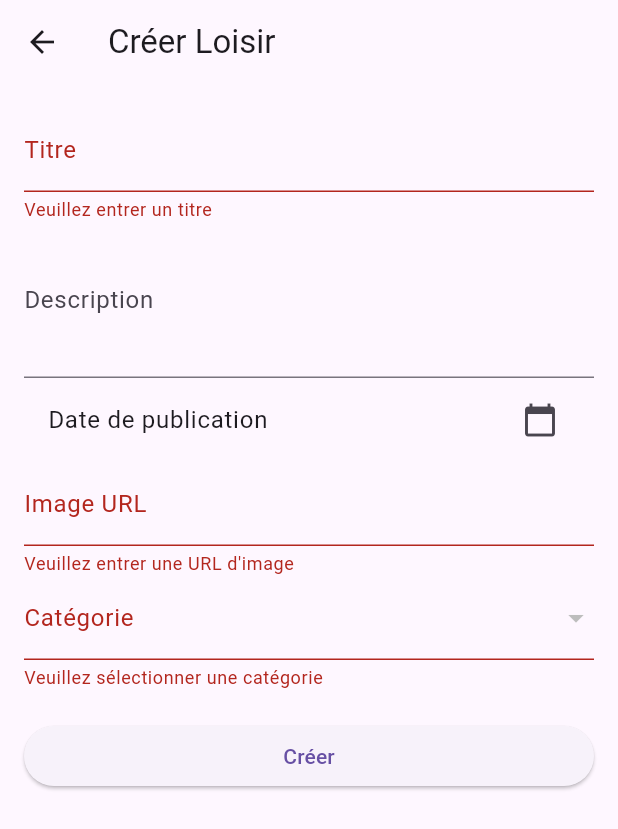
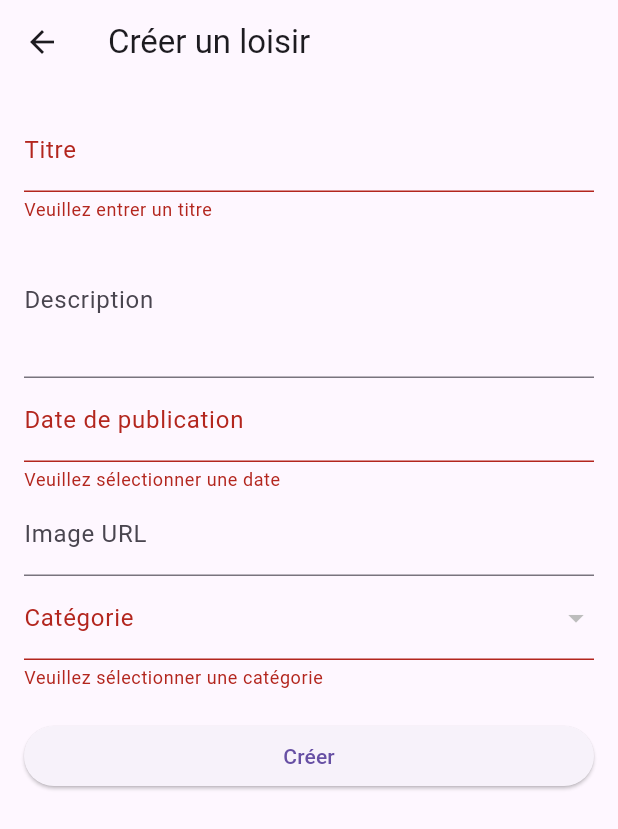
Before and after one commit to KiddMiguel/CultureVibe, a Flutter app: the CreateLoisirForm screen opened directly, after a tap on "Créer", on a phone screen of 412 x 824 dp. Shown: the top 829 px of the screen. Run offline on Flutter 3.47's test engine with Material 3 defaults, Android fonts, the phone set to English and light mode, and no system bars; network calls fail.

Commit message:
Création du loisir

```diff
--- a/app/lib/app.API/API_loisir.dart
+++ b/app/lib/app.API/API_loisir.dart
@@ -3,13 +3,13 @@ import 'dart:math';
 import 'package:http/http.dart' as http;
 
 class LoisirApi {
-  static const String baseUrl = "http://127.0.0.1:8000/";
+  static const String baseUrl = "http://10.0.2.2:8000/";
 
   // Recupérer tous les loisirs
   static Future<List<dynamic>> getAllLoisirs() async {
     try {
       var response = await http.get(Uri.parse(baseUrl + "loisirs"));
-      if (response.statusCode == 200) {
+      if (response.statusCode == 201) {
         if (response.body.isNotEmpty) {
           return jsonDecode(response.body) as List<dynamic>;
         } else {
--- a/app/lib/components/create_loisir_form.dart
+++ b/app/lib/components/create_loisir_form.dart
@@ -1,52 +1,75 @@
-import 'package:app/app.API/API_loisir.dart'; // Assurez-vous que ce chemin est correct
+import 'package:app/app.API/API_loisir.dart';
 import 'package:flutter/material.dart';
+import 'package:http/http.dart' as http;
+import 'dart:convert';
+import 'package:intl/intl.dart';
 
 class CreateLoisirForm extends StatefulWidget {
-  const CreateLoisirForm({super.key});
-
   @override
-  State<CreateLoisirForm> createState() => _CreateLoisirFormState();
+  _CreateLoisirFormState createState() => _CreateLoisirFormState();
 }
 
 class _CreateLoisirFormState extends State<CreateLoisirForm> {
   final _formKey = GlobalKey<FormState>();
-  List<Category> categories = [];
-  Category? selectedCategory;
-
-  Future<List<Category>> getAllCategories() async {
-    try {
-      var response = await LoisirApi.getAllCategories();
-      return response.map<Category>((json) => Category.fromJson(json)).toList();
-    } catch (e) {
-      return Future.error("Error: ${e.toString()}");
-    }
-  }
+  String? _title;
+  String? _description;
+  DateTime? _publicationDate;
+  String? _image;
+  Category? _selectedCategory;
+  List<Category> _categories = [];
 
   @override
   void initState() {
     super.initState();
-    getAllCategories().then((categories) {
+    _fetchCategories();
+  }
+
+  Future<void> _fetchCategories() async {
+    try {
+      final categories = await LoisirApi.getAllCategories();
       setState(() {
-        this.categories = categories;
+        _categories =
+            categories.map<Category>((json) => parseCategory(json)).toList();
+        print("Catégories récupérées : $_categories");
       });
-    }).catchError((error) {
-      // Handle errors if needed
-      print(error);
-    });
+    } catch (e) {
+      print('Failed to load categories: $e');
+    }
+  }
+
+  Future<void> _submitForm() async {
+    if (_formKey.currentState!.validate()) {
+      _formKey.currentState!.save();
+      final newLoisir = {
+        'titre': _title,
+        'description': _description,
+        'date_publication': DateFormat('yyyy-MM-dd').format(_publicationDate!),
+        'image': _image,
+        'category_id': _selectedCategory!.id,
+      };
+      try {
+        await LoisirApi.createLoisir(newLoisir);
+        ScaffoldMessenger.of(context).showSnackBar(
+            const SnackBar(content: Text('Loisir créé avec succès')));
+      } catch (e) {
+        ScaffoldMessenger.of(context).showSnackBar(SnackBar(
+            content: Text('Erreur lors de la création du loisir: $e')));
+      }
+    }
   }
 
   @override
   Widget build(BuildContext context) {
     return Scaffold(
       appBar: AppBar(
-        title: const Text('Créer Loisir'),
+        title: const Text('Créer un loisir'),
       ),
       body: Padding(
         padding: const EdgeInsets.all(16.0),
         child: Form(
           key: _formKey,
           child: ListView(
-            children: [
+            children: <Widget>[
               TextFormField(
                 decoration: const InputDecoration(labelText: 'Titre'),
                 validator: (value) {
@@ -55,63 +78,76 @@ class _CreateLoisirFormState extends State<CreateLoisirForm> {
                   }
                   return null;
                 },
+                onSaved: (value) {
+                  _title = value;
+                },
               ),
               TextFormField(
                 decoration: const InputDecoration(labelText: 'Description'),
                 maxLines: 3,
+                onSaved: (value) {
+                  _description = value;
+                },
               ),
-              ListTile(
-                title: const Text('Date de publication'),
-                trailing: const Icon(Icons.calendar_today),
+              TextFormField(
+                decoration:
+                    const InputDecoration(labelText: 'Date de publication'),
                 onTap: () async {
-                  DateTime? picked = await showDatePicker(
+                  FocusScope.of(context).requestFocus(FocusNode());
+                  DateTime? date = await showDatePicker(
                     context: context,
                     initialDate: DateTime.now(),
                     firstDate: DateTime(2000),
-                    lastDate: DateTime(2101),
+                    lastDate: DateTime(2100),
                   );
-                  if (picked != null) {
-                    // Mise à jour de l'état ou stockage de la date
+                  if (date != null) {
+                    setState(() {
+                      _publicationDate = date;
+                    });
                   }
                 },
+                validator: (value) {
+                  if (_publicationDate == null) {
+                    return 'Veuillez sélectionner une date';
+                  }
+                  return null;
+                },
+                onSaved: (value) {
+                  // Date is already set
+                },
+                readOnly: true,
+                controller: TextEditingController(
+                  text: _publicationDate == null
+                      ? ''
+                      : DateFormat('yyyy-MM-dd').format(_publicationDate!),
+                ),
               ),
               TextFormField(
                 decoration: const InputDecoration(labelText: 'Image URL'),
-                validator: (value) {
-                  if (value == null || value.isEmpty) {
-                    return 'Veuillez entrer une URL d\'image';
-                  }
-                  return null;
+                onSaved: (value) {
+                  _image = value;
                 },
               ),
               DropdownButtonFormField<Category>(
                 decoration: const InputDecoration(labelText: 'Catégorie'),
-                value: selectedCategory,
-                onChanged: (newValue) {
+                items: _categories.map((Category category) {
+                  return DropdownMenuItem<Category>(
+                    value: category,
+                    child: Text(category.name),
+                  );
+                }).toList(),
+                onChanged: (Category? newValue) {
                   setState(() {
-                    selectedCategory = newValue;
+                    _selectedCategory = newValue;
                   });
                 },
-                items: categories.map<DropdownMenuItem<Category>>((category) {
-                  return DropdownMenuItem<Category>(
-                    value: category,
-                    child: Text(category.nom),
-                  );
-                }).toList(),
-                validator: (value) {
-                  if (value == null) {
-                    return 'Veuillez sélectionner une catégorie';
-                  }
-                  return null;
-                },
+                validator: (value) => value == null
+                    ? 'Veuillez sélectionner une catégorie'
+                    : null,
               ),
               const SizedBox(height: 20),
               ElevatedButton(
-                onPressed: () {
-                  if (_formKey.currentState!.validate()) {
-                    // Validation et traitement des données
-                  }
-                },
+                onPressed: _submitForm,
                 child: const Text('Créer'),
               ),
             ],
@@ -122,16 +158,21 @@ class _CreateLoisirFormState extends State<CreateLoisirForm> {
   }
 }
 
+Category parseCategory(Map<String, dynamic> json) {
+  return Category(
+    id: json['id'],
+    name: json['nom'],
+  );
+}
+
 class Category {
   final int id;
-  final String nom;
+  final String name;
 
-  Category({required this.id, required this.nom});
+  Category({required this.id, required this.name});
 
-  factory Category.fromJson(Map<String, dynamic> json) {
-    return Category(
-      id: json['id'],
-      nom: json['nom'],
-    );
+  @override
+  String toString() {
+    return 'Category{id: $id, name: $name}';
   }
 }
--- a/app/pubspec.yaml
+++ b/app/pubspec.yaml
@@ -30,7 +30,7 @@ environment:
 dependencies:
   flutter:
     sdk: flutter
-  image_picker: ^0.8.4+3
+  image_picker: ^1.1.2
 
 
 
@@ -38,6 +38,8 @@ dependencies:
   # Use with the CupertinoIcons class for iOS style icons.
   cupertino_icons: ^1.0.6
   http: ^1.2.2
+  intl: ^0.19.0
+
 
 dev_dependencies:
   flutter_test:
@@ -48,7 +50,7 @@ dev_dependencies:
   # activated in the `analysis_options.yaml` file located at the root of your
   # package. See that file for information about deactivating specific lint
   # rules and activating additional ones.
-  flutter_lints: ^3.0.0
+  flutter_lints: ^4.0.0
 
 # For information on the generic Dart part of this file, see the
 # following page: https://dart.dev/tools/pub/pubspec
```
Also changed, not shown: app/pubspec.lock, 1 other file.
